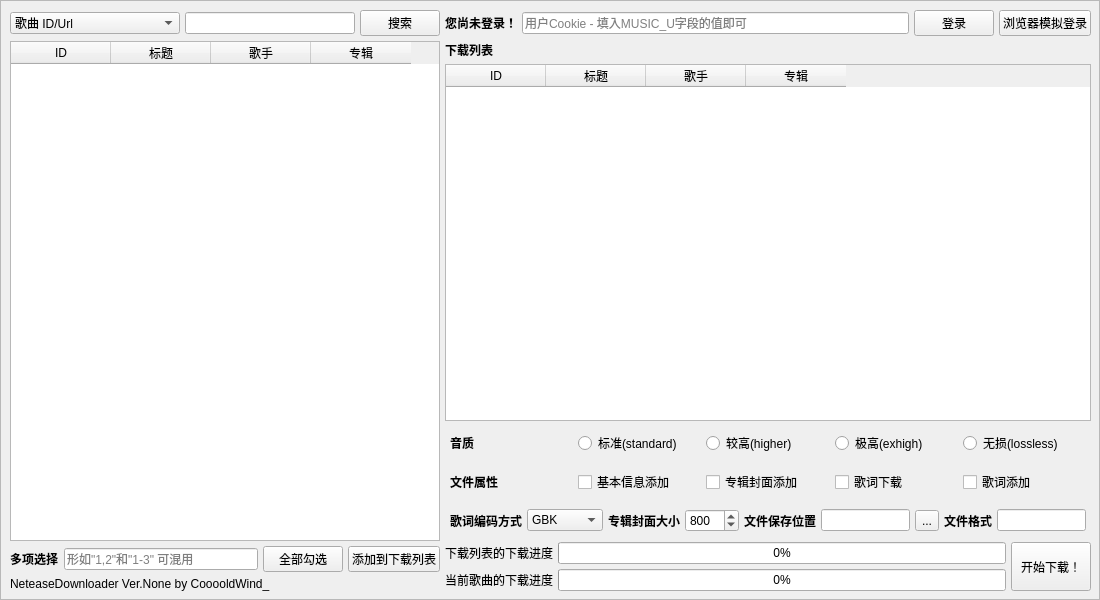
Old version of the form form.ui in the repository Cooooldwind/netease-downloader.
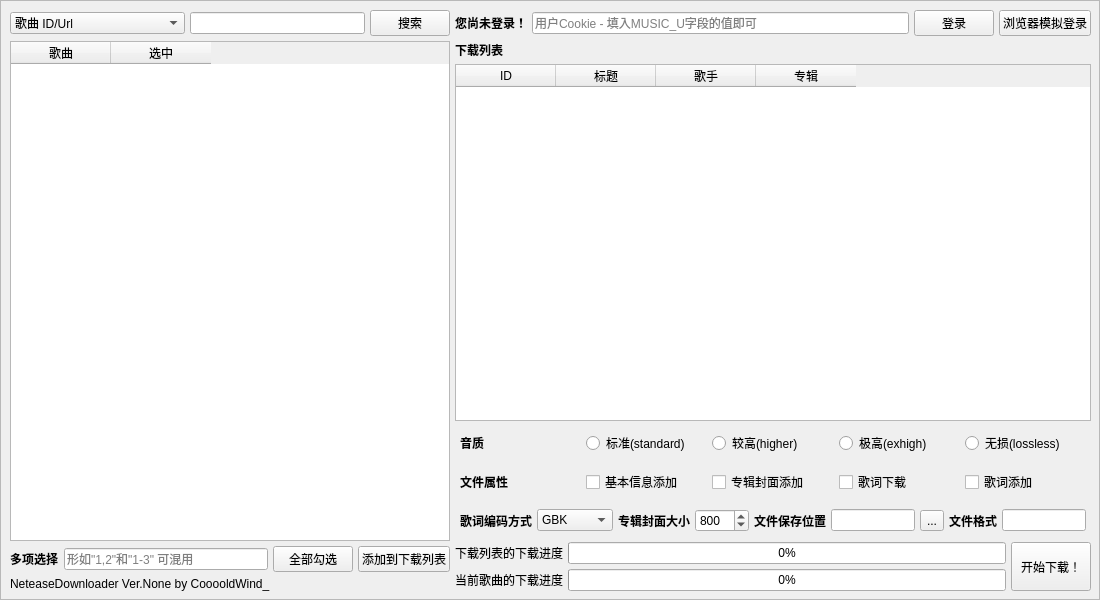
New version of the form.

```diff
--- a/form.ui
+++ b/form.ui
@@ -202,24 +202,26 @@
         </item>
         <item>
          <widget class="QTableWidget" name="resultTableWidget">
+          <property name="minimumSize">
+           <size>
+            <width>440</width>
+            <height>0</height>
+           </size>
+          </property>
+          <property name="editTriggers">
+           <set>QAbstractItemView::EditTrigger::NoEditTriggers</set>
+          </property>
+          <property name="dragDropOverwriteMode">
+           <bool>true</bool>
+          </property>
           <column>
            <property name="text">
-            <string>ID</string>
+            <string>歌曲</string>
            </property>
           </column>
           <column>
            <property name="text">
-            <string>标题</string>
-           </property>
-          </column>
-          <column>
-           <property name="text">
-            <string>歌手</string>
-           </property>
-          </column>
-          <column>
-           <property name="text">
-            <string>专辑</string>
+            <string>选中</string>
            </property>
           </column>
          </widget>
```
